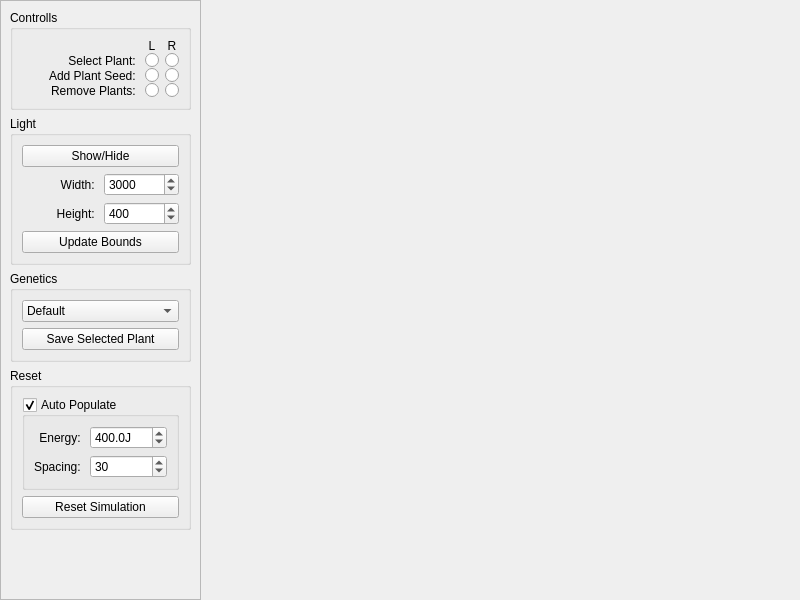
Qt form MainWindow.ui (SebastianTroy/Evolving-Plants) before a commit.
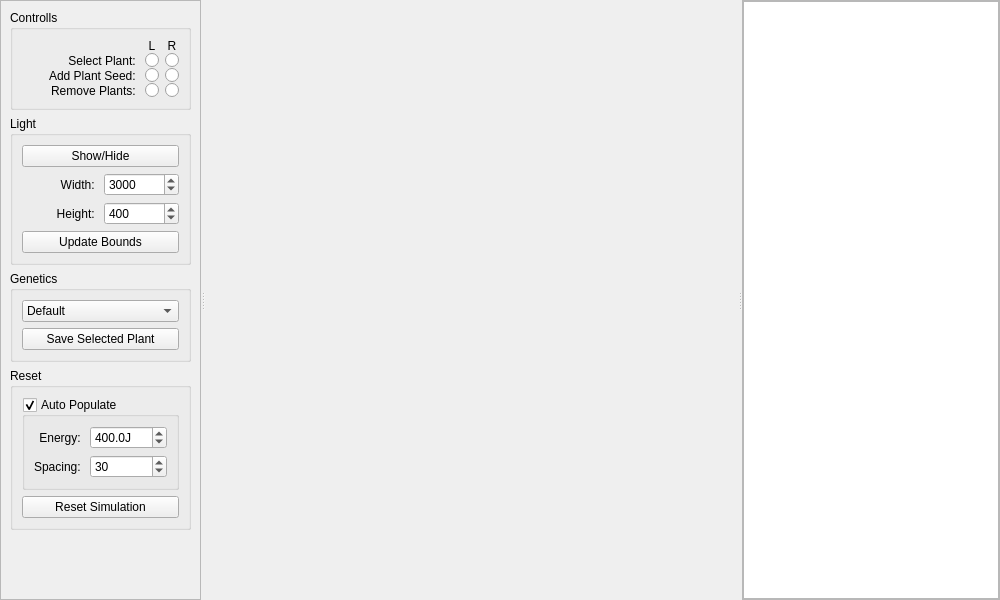
The same form after that commit. Icons and pictures are not drawn. Custom widgets are drawn as their Qt base class.

Commit message: Added information table showing data about the simulation and selected plant  - Added ToString and Description functions to every gene  - Fixed bug where '#' wasn't stopping genome expression as intended  - Track age of plants  - Track number of plants that ever existed  - Track how long simulation has been running

Patch:
```diff
--- a/MainWindow.ui
+++ b/MainWindow.ui
@@ -6,7 +6,7 @@
    <rect>
     <x>0</x>
     <y>0</y>
-    <width>800</width>
+    <width>1000</width>
     <height>600</height>
    </rect>
   </property>
@@ -31,7 +31,14 @@
      <number>0</number>
     </property>
     <item>
-     <widget class="QScrollArea" name="scrollArea">
+     <widget class="QSplitter" name="splitter">
+      <property name="orientation">
+       <enum>Qt::Horizontal</enum>
+      </property>
+      <property name="childrenCollapsible">
+       <bool>false</bool>
+      </property>
+      <widget class="QScrollArea" name="settingsScrollArea">
       <property name="sizePolicy">
        <sizepolicy hsizetype="Preferred" vsizetype="Preferred">
         <horstretch>0</horstretch>
@@ -435,12 +442,10 @@
        </layout>
       </widget>
      </widget>
-    </item>
-    <item>
      <widget class="SimulationViewWidget" name="simulationViewer" native="true">
       <property name="sizePolicy">
        <sizepolicy hsizetype="Expanding" vsizetype="Expanding">
-        <horstretch>0</horstretch>
+         <horstretch>1</horstretch>
         <verstretch>0</verstretch>
        </sizepolicy>
       </property>
@@ -618,6 +623,106 @@
         </spacer>
        </item>
       </layout>
+      </widget>
+      <widget class="QScrollArea" name="infoScrollArea">
+       <property name="sizePolicy">
+        <sizepolicy hsizetype="Preferred" vsizetype="Preferred">
+         <horstretch>0</horstretch>
+         <verstretch>0</verstretch>
+        </sizepolicy>
+       </property>
+       <property name="minimumSize">
+        <size>
+         <width>200</width>
+         <height>0</height>
+        </size>
+       </property>
+       <property name="horizontalScrollBarPolicy">
+        <enum>Qt::ScrollBarAlwaysOff</enum>
+       </property>
+       <property name="widgetResizable">
+        <bool>true</bool>
+       </property>
+       <widget class="QWidget" name="infoScrollAreaViewport">
+        <property name="geometry">
+         <rect>
+          <x>0</x>
+          <y>0</y>
+          <width>280</width>
+          <height>598</height>
+         </rect>
+        </property>
+        <property name="minimumSize">
+         <size>
+          <width>200</width>
+          <height>0</height>
+         </size>
+        </property>
+        <layout class="QVBoxLayout" name="verticalLayout_4">
+         <property name="leftMargin">
+          <number>0</number>
+         </property>
+         <property name="topMargin">
+          <number>0</number>
+         </property>
+         <property name="rightMargin">
+          <number>0</number>
+         </property>
+         <property name="bottomMargin">
+          <number>0</number>
+         </property>
+         <item>
+          <widget class="QTableView" name="simulationInformationTable">
+           <property name="sizePolicy">
+            <sizepolicy hsizetype="Preferred" vsizetype="Preferred">
+             <horstretch>0</horstretch>
+             <verstretch>0</verstretch>
+            </sizepolicy>
+           </property>
+           <property name="horizontalScrollBarPolicy">
+            <enum>Qt::ScrollBarAlwaysOff</enum>
+           </property>
+           <property name="showDropIndicator" stdset="0">
+            <bool>false</bool>
+           </property>
+           <property name="dragDropOverwriteMode">
+            <bool>false</bool>
+           </property>
+           <property name="alternatingRowColors">
+            <bool>true</bool>
+           </property>
+           <property name="selectionMode">
+            <enum>QAbstractItemView::NoSelection</enum>
+           </property>
+           <property name="verticalScrollMode">
+            <enum>QAbstractItemView::ScrollPerPixel</enum>
+           </property>
+           <property name="wordWrap">
+            <bool>false</bool>
+           </property>
+           <property name="cornerButtonEnabled">
+            <bool>false</bool>
+           </property>
+           <attribute name="horizontalHeaderVisible">
+            <bool>false</bool>
+           </attribute>
+           <attribute name="horizontalHeaderCascadingSectionResizes">
+            <bool>true</bool>
+           </attribute>
+           <attribute name="horizontalHeaderStretchLastSection">
+            <bool>true</bool>
+           </attribute>
+           <attribute name="verticalHeaderVisible">
+            <bool>false</bool>
+           </attribute>
+           <attribute name="verticalHeaderCascadingSectionResizes">
+            <bool>true</bool>
+           </attribute>
+          </widget>
+         </item>
+        </layout>
+       </widget>
+      </widget>
      </widget>
     </item>
    </layout>
```
Left out of the diff: 10 changed lines with no effect on the pictures. Lines whose indentation alone changed are shown as unchanged. The commit also changes 18 other files.
